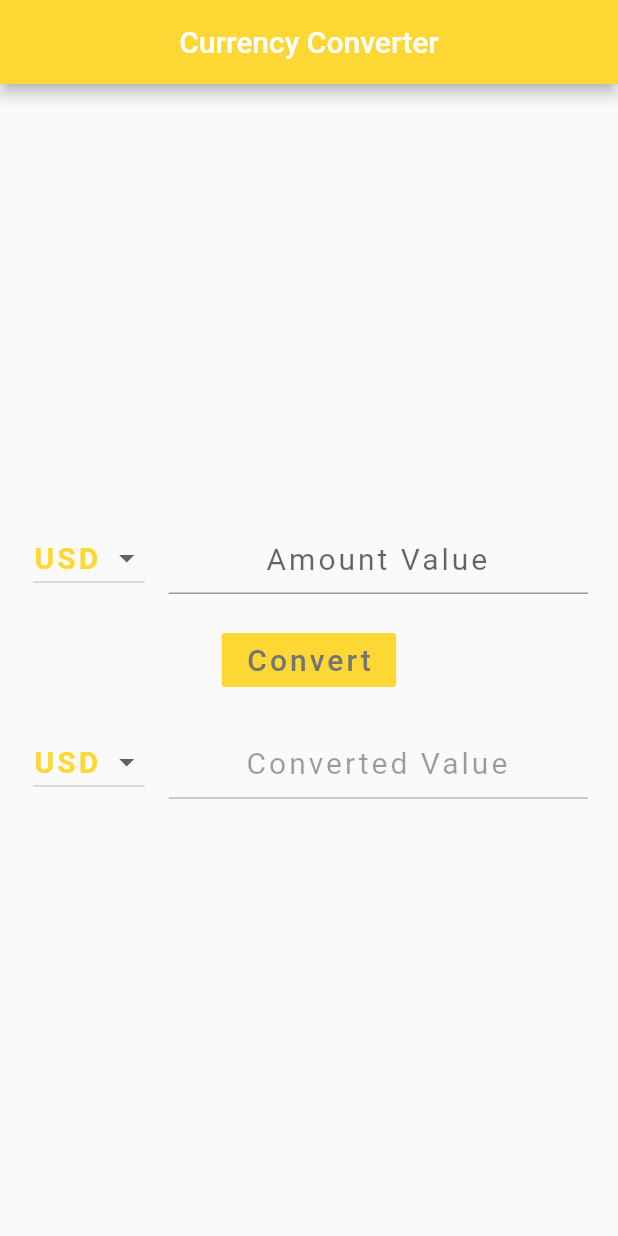
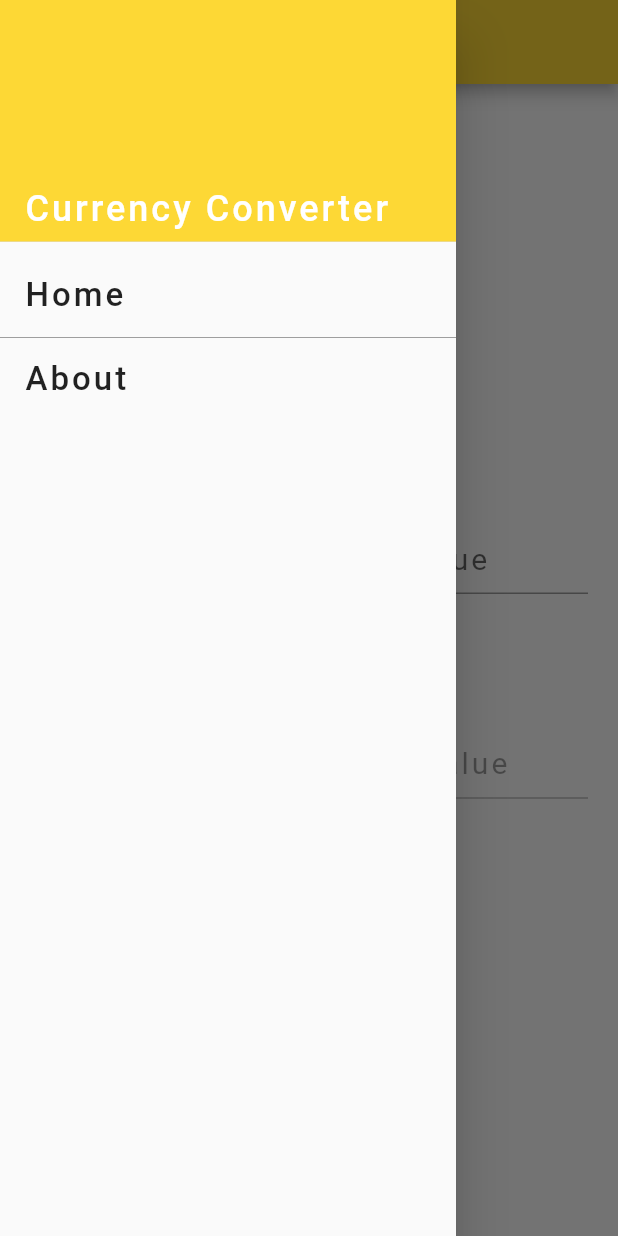
Before and after one commit to Leonlit/Currency_Converter_App, a Flutter app: the screen it shows after launch, with the side drawer open (before the commit the screen has no drawer), on a phone screen of 412 x 824 dp. Run offline on Flutter 3.47's test engine with Material 2 defaults, Android fonts, the phone set to English and light mode, and no system bars; our stand-ins replace flutter_cache_manager; missing offline and left inert: number_display.

Commit message:
Added navigation menu

```diff
--- a/lib/main.dart
+++ b/lib/main.dart
@@ -1,5 +1,7 @@
 import 'package:flutter/material.dart';
-import 'mainWidget.dart';
+
+import 'mainPage.dart';
+import 'navMenu.dart';
 
 //the main function for starting the app
 void main() => runApp(CurrencyConverter());
@@ -11,6 +13,9 @@ class CurrencyConverter extends StatelessWidget {
   Widget build(BuildContext context) {
     return MaterialApp(
         home: Scaffold(
+      drawer: Drawer(
+        child: NavMenu(),
+      ),
       appBar: AppBar(
         title: Text("Currency Converter"),
         titleSpacing: 1.2,
@@ -21,9 +26,3 @@ class CurrencyConverter extends StatelessWidget {
     ));
   }
 }
-
-
-//check for data in storage cache
-//if the api data last fetch time is before today's 14:15
-//if the last fetch time < 14:15 use back cached data (file maybe)
-//if not fetch the data then store into the file
--- a/lib/mainWidget.dart
+++ b/lib/mainPage.dart
@@ -1,9 +1,8 @@
-import 'dart:io';
-
 import 'package:flutter/material.dart';
 import 'package:flutter_cache_manager/flutter_cache_manager.dart';
-import 'package:http/http.dart' as http;
 import 'package:number_display/number_display.dart';
+
+import 'dart:io';
 import "dart:async";
 import "dart:convert";
 
@@ -163,7 +162,6 @@ class RequestAPIData {
       file = await DefaultCacheManager().getSingleFile(
           "https://api.exchangeratesapi.io/latest?base=$fromValue&symbols=$toValue");
       response = await file.readAsString();
-      print(response);
     } on SocketException {
       print("No Connection To The Server");
     } on FormatException {
--- /dev/null
+++ b/lib/navMenu.dart
@@ -0,0 +1,65 @@
+import 'package:currency_converter/aboutPage.dart';
+import 'package:flutter/material.dart';
+
+import 'utilities.dart';
+import 'main.dart';
+import 'aboutPage.dart';
+
+class NavMenu extends StatelessWidget {
+  @override
+  Widget build(BuildContext context) {
+    return ListView(
+      children: <Widget>[
+        DrawerHeader(
+          child: new Container(
+              child: Text(
+                'Currency Converter',
+                style: AppTheme.headerFont,
+              ),
+              alignment: Alignment.bottomLeft),
+          decoration: BoxDecoration(
+            color: AppTheme.themeBg,
+          ),
+        ),
+        new ListView(
+            scrollDirection: Axis.vertical,
+            shrinkWrap: true,
+            children: ListTile.divideTiles(
+                context: context,
+                color: Colors.grey,
+                tiles: [
+                  ListTile(
+                    title: Text(
+                      'Home',
+                      style: AppTheme.menuFont,
+                    ),
+                    onTap: () {
+                      print("clicked item 1");
+                      Navigator.of(context).pop();
+                      Navigator.push(
+                        context,
+                        new MaterialPageRoute(
+                            builder: (context) => new CurrencyConverter()),
+                      );
+                    },
+                  ),
+                  ListTile(
+                    title: Text(
+                      'About',
+                      style: AppTheme.menuFont,
+                    ),
+                    onTap: () {
+                      print("clicked item 2");
+                      Navigator.of(context).pop();
+                      Navigator.push(
+                        context,
+                        new MaterialPageRoute(
+                            builder: (context) => new AboutPage()),
+                      );
+                    },
+                  ),
+                ]).toList()),
+      ],
+    );
+  }
+}
--- a/lib/utilities.dart
+++ b/lib/utilities.dart
@@ -5,6 +5,17 @@ class AppTheme {
     fontSize: 20,
     letterSpacing: 2.0,
     color: Colors.grey[600],
+  );
+
+  static final menuFont = new TextStyle(
+    fontSize: 22,
+    letterSpacing: 2.0,
+  );
+
+  static final headerFont = new TextStyle(
+    fontSize: 24,
+    letterSpacing: 2.0,
+    color: Colors.white,
   );
 
   static final btnFont = new TextStyle(
```
Also changed, not shown: lib/aboutPage.dart (added, +11 -0 lines), pubspec.yaml (+1 -30 lines), asset/secret.txt (deleted).
